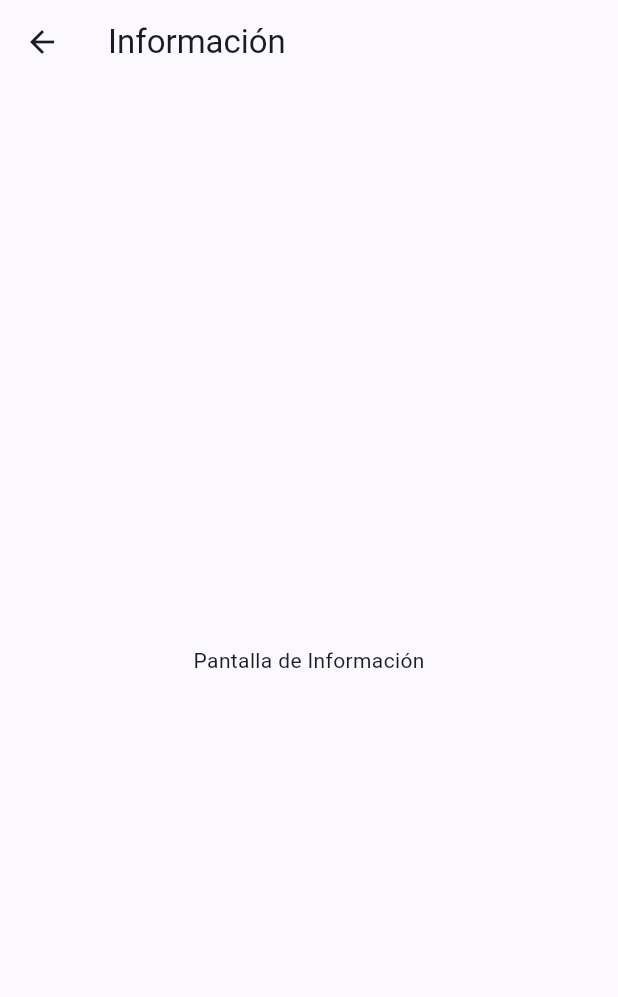
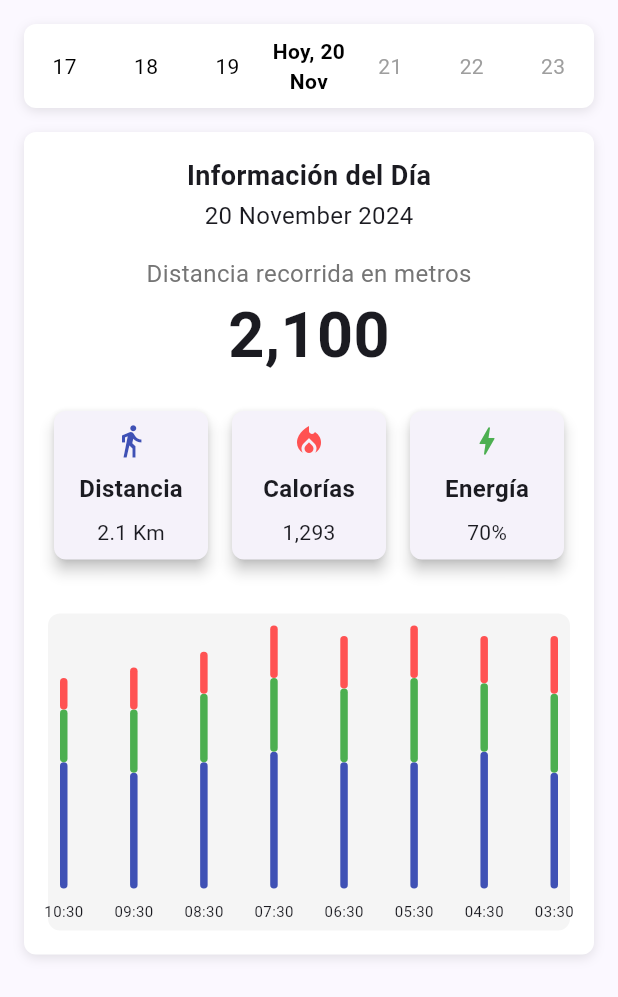
Before and after one commit to Brdly777/byke_energy_app, a Flutter app: the InformationScreen screen opened directly, on a phone screen of 412 x 824 dp. Shown: the top 997 px of the screen. Run offline on Flutter 3.47's test engine with Material 3 defaults, Android fonts, the phone set to English and light mode, and no system bars; drawn by our look-alikes of fl_chart; our stand-ins replace font_awesome_flutter.

Commit message:
Pantalla info agregada

```diff
--- a/lib/screens/home_screen.dart
+++ b/lib/screens/home_screen.dart
@@ -18,7 +18,6 @@ class HomeScreen extends StatefulWidget {
 class _HomeScreenState extends State<HomeScreen> {
   int _selectedIndex = 0; // Controla la pantalla actual
   final List<Widget> _pages = [
-    // Lista de pantallas
     const HomeDashboard(),
     const InformationScreen(),
     const StatisticsScreen(),
@@ -28,6 +27,20 @@ class _HomeScreenState extends State<HomeScreen> {
   Widget build(BuildContext context) {
     return Scaffold(
       appBar: AppBar(
+        leading: Builder(
+          builder: (BuildContext context) {
+            return IconButton(
+              icon: const Icon(
+                Icons.menu_rounded,
+                size: 32,
+              ),
+              color: Colors.black,
+              onPressed: () {
+                Scaffold.of(context).openDrawer(); // Abre el Drawer
+              },
+            );
+          },
+        ),
         title: const Text(
           'Byke Energy',
           style: TextStyle(fontWeight: FontWeight.bold),
@@ -35,9 +48,11 @@ class _HomeScreenState extends State<HomeScreen> {
         centerTitle: true,
         actions: [
           IconButton(
-            icon: const FaIcon(FontAwesomeIcons.bell),
+            icon: const FaIcon(
+              FontAwesomeIcons.bell,
+              size: 28,
+            ),
             color: Colors.black,
-            iconSize: 22,
             onPressed: () {
               ScaffoldMessenger.of(context).showSnackBar(
                 const SnackBar(content: Text('Notificaciones')),
@@ -139,7 +154,7 @@ class HomeDashboard extends StatelessWidget {
                 ),
                 // Columna 2: Gráfico de línea
                 Expanded(
-                  child: Container(
+                  child: SizedBox(
                     height: 250, // Ajusta la altura según sea necesario
                     child: ChartCard(
                       icon: chartData[1]['icon'],
@@ -187,7 +202,7 @@ class HomeDashboard extends StatelessWidget {
                           subtitle21: chartData[3]['subtitle2'],
                         ),
                       ),
-                      Container(
+                      SizedBox(
                         height: 140,
                         child: InfoCard(
                           icon1: chartData[4]['icon'],
--- a/lib/screens/information_screen.dart
+++ b/lib/screens/information_screen.dart
@@ -1,16 +1,38 @@
 import 'package:flutter/material.dart';
+import '../widgets/week_day_selector.dart';
+import '../widgets/day_information_card.dart';
 
-class InformationScreen extends StatelessWidget {
+class InformationScreen extends StatefulWidget {
   const InformationScreen({Key? key}) : super(key: key);
+
+  @override
+  _InformationScreenState createState() => _InformationScreenState();
+}
+
+class _InformationScreenState extends State<InformationScreen> {
+  DateTime selectedDate = DateTime.now();
 
   @override
   Widget build(BuildContext context) {
     return Scaffold(
-      appBar: AppBar(
-        title: const Text('Información'),
-      ),
-      body: const Center(
-        child: Text('Pantalla de Información'),
+      body: Padding(
+        padding: const EdgeInsets.symmetric(horizontal: 16.0),
+        child: Column(
+          children: [
+            const SizedBox(height: 16),
+            WeekDaySelector(
+              today: DateTime.now(),
+              onDateSelected: (date) {
+                setState(() {
+                  selectedDate = date;
+                });
+              },
+            ),
+            const SizedBox(height: 16),
+            DayInformationCard(selectedDate: selectedDate),
+            const Spacer(),
+          ],
+        ),
       ),
     );
   }
--- a/lib/utils/chart_builders.dart
+++ b/lib/utils/chart_builders.dart
@@ -23,10 +23,14 @@ class ChartBuilders {
   static Widget buildLineChart() {
     return LineChart(
       LineChartData(
-        gridData: FlGridData(show: true),
+        gridData: const FlGridData(show: true),
         lineBarsData: [
           LineChartBarData(
-            spots: [FlSpot(0, 1), FlSpot(1, 1.5), FlSpot(2, 1.4)],
+            spots: [
+              const FlSpot(0, 1),
+              const FlSpot(1, 1.5),
+              const FlSpot(2, 1.4)
+            ],
           ),
         ],
       ),
--- a/lib/widgets/custom_drawer.dart
+++ b/lib/widgets/custom_drawer.dart
@@ -1,4 +1,6 @@
 import 'package:flutter/material.dart';
+import 'package:flutter/services.dart';
+import '../screens/home_screen.dart';
 
 class CustomDrawer extends StatelessWidget {
   const CustomDrawer({Key? key}) : super(key: key);
@@ -12,31 +14,88 @@ class CustomDrawer extends StatelessWidget {
           // Encabezado con el botón X
           DrawerHeader(
             decoration: const BoxDecoration(
-              color: Colors.white, // Fondo blanco
+              color: Colors.indigo,
             ),
-            child: Row(
-              mainAxisAlignment: MainAxisAlignment.spaceBetween,
+            child: Stack(
               children: [
-                const SizedBox(), // Para no agregar texto en el encabezado
-                IconButton(
-                  icon: const Icon(Icons.close, color: Colors.black),
-                  onPressed: () {
-                    Navigator.pop(context); // Cierra el Drawer
-                  },
+                const Align(
+                  alignment: Alignment.center,
+                  child: Text(
+                    'Byke Energy',
+                    style: TextStyle(
+                      color: Colors.white,
+                      fontSize: 27,
+                      fontWeight: FontWeight.bold,
+                    ),
+                  ),
+                ),
+                Align(
+                  alignment: Alignment.centerLeft,
+                  child: IconButton(
+                    icon: const Icon(
+                      Icons.close,
+                      color: Colors.white,
+                      size: 37,
+                    ),
+                    onPressed: () {
+                      Navigator.pop(context); // Cierra el Drawer
+                    },
+                  ),
                 ),
               ],
             ),
           ),
+
           // Elementos del menú
           ListTile(
-            leading: const Icon(Icons.home),
+            leading: const Icon(
+              Icons.widgets_rounded,
+              color: Colors.black,
+              size: 32,
+            ),
             title: const Text('Inicio'),
-            onTap: () {},
+            onTap: () {
+              // Redirige a la pantalla inicial
+              Navigator.pop(context); // Cierra el Drawer
+              Navigator.of(context).pushAndRemoveUntil(
+                MaterialPageRoute(builder: (context) => const HomeScreen()),
+                (route) => false, // Elimina todas las rutas anteriores
+              );
+            },
           ),
           ListTile(
-            leading: const Icon(Icons.settings),
+            leading: const Icon(
+              Icons.supervised_user_circle_rounded,
+              color: Colors.black,
+              size: 32,
+            ),
+            title: const Text('Tu información'),
+            onTap: () {
+              // Lógica personalizada aquí
+            },
+          ),
+          ListTile(
+            leading: const Icon(
+              Icons.settings,
+              color: Colors.black,
+              size: 32,
+            ),
             title: const Text('Configuración'),
-            onTap: () {},
+            onTap: () {
+              // Lógica personalizada aquí
+            },
+          ),
+          ListTile(
+            leading: const Icon(
+              Icons.exit_to_app_rounded,
+              color: Colors.black,
+              size: 32,
+            ),
+            title: const Text('Salir de la aplicación'),
+            onTap: () {
+              // Cierra la aplicación
+              SystemNavigator.pop(); // Sale completamente de la app
+            },
           ),
         ],
       ),
--- /dev/null
+++ b/lib/widgets/day_information_card.dart
@@ -0,0 +1,311 @@
+import 'package:flutter/material.dart';
+import 'package:intl/intl.dart';
+import 'package:fl_chart/fl_chart.dart';
+
+class DayInformationCard extends StatelessWidget {
+  final DateTime selectedDate;
+
+  DayInformationCard({
+    super.key,
+    required this.selectedDate,
+  });
+
+  // Definimos los colores actualizados para las métricas
+  final Color distanceColor = Color(0xFF3F51B5); // Color índigo para distancia
+  final Color energyColor = Color(0xFF4CAF50); // Color verde para energía
+  final Color caloriesColor = Color(0xFFFF5252); // Color rojo para calorías
+  final double betweenSpace = 0.2;
+
+  // Método para generar datos para las barras del gráfico
+  BarChartGroupData generateGroupData(
+    int x,
+    double distance,
+    double energy,
+    double calories,
+  ) {
+    return BarChartGroupData(
+      x: x,
+      groupVertically: true,
+      barRods: [
+        BarChartRodData(
+          fromY: 0,
+          toY: distance,
+          color: distanceColor,
+          width: 5,
+        ),
+        BarChartRodData(
+          fromY: distance + betweenSpace,
+          toY: distance + betweenSpace + energy,
+          color: energyColor,
+          width: 5,
+        ),
+        BarChartRodData(
+          fromY: distance + betweenSpace + energy + betweenSpace,
+          toY: distance + betweenSpace + energy + betweenSpace + calories,
+          color: caloriesColor,
+          width: 5,
+        ),
+      ],
+    );
+  }
+
+  // Método para obtener las últimas 8 horas
+  List<String> getLast8Hours() {
+    final List<String> hours = [];
+    DateTime currentTime = DateTime.now();
+    for (int i = 7; i >= 0; i--) {
+      DateTime hour = currentTime.subtract(Duration(hours: i));
+      String formattedHour = DateFormat('HH:mm').format(hour);
+      hours.add(formattedHour);
+    }
+    return hours.reversed
+        .toList(); // Revertimos para que las horas estén en orden ascendente
+  }
+
+  // Títulos del eje inferior
+  Widget bottomTitles(double value, TitleMeta meta) {
+    const style = TextStyle(fontSize: 10);
+    List<String> hours = getLast8Hours(); // Obtenemos las horas dinámicamente
+    String text = hours[value.toInt()];
+    return SideTitleWidget(
+      axisSide: meta.axisSide,
+      child: Text(text, style: style),
+    );
+  }
+
+  // Ejemplo de datos de actividad para las últimas 8 horas
+  List<List<double>> getActivityData() {
+    // Datos de ejemplo para las 8 últimas horas:
+    // [distancia, energía, calorías]
+    return [
+      [1200, 500, 300], // 00:00
+      [1100, 600, 400], // 01:00
+      [1200, 650, 400], // 02:00
+      [1300, 700, 500], // 03:00
+      [1200, 700, 500], // 04:00
+      [1200, 800, 500], // 05:00
+      [1300, 650, 450], // 06:00
+      [1100, 750, 550], // 07:00
+    ];
+  }
+
+  @override
+  Widget build(BuildContext context) {
+    return LayoutBuilder(
+      builder: (context, constraints) {
+        final double maxWidth = constraints.maxWidth;
+        List<List<double>> activityData = getActivityData();
+
+        return Container(
+          width: maxWidth,
+          decoration: BoxDecoration(
+            color: Colors.white,
+            borderRadius: BorderRadius.circular(8.0),
+            boxShadow: [
+              BoxShadow(
+                color: Colors.black.withOpacity(0.1),
+                blurRadius: 6.0,
+                offset: const Offset(0, 2),
+              ),
+            ],
+          ),
+          child: Padding(
+            padding: const EdgeInsets.all(16.0),
+            child: Column(
+              children: [
+                const Text(
+                  'Información del Día',
+                  style: TextStyle(
+                    fontSize: 18,
+                    fontWeight: FontWeight.bold,
+                  ),
+                ),
+                const SizedBox(height: 2),
+                Text(
+                  DateFormat(
+                          '${DateFormat('d').format(selectedDate)} MMMM yyyy')
+                      .format(selectedDate),
+                  style: const TextStyle(fontSize: 16),
+                ),
+                const SizedBox(height: 16),
+                Text(
+                  'Distancia recorrida en metros',
+                  style: TextStyle(fontSize: 16, color: Colors.grey[600]),
+                ),
+                const Text(
+                  '2,100',
+                  style: TextStyle(
+                    fontSize: 42,
+                    fontWeight: FontWeight.bold,
+                  ),
+                ),
+                const SizedBox(height: 16),
+
+                // Fila de tres tarjetas
+                Row(
+                  mainAxisAlignment: MainAxisAlignment.spaceBetween,
+                  children: [
+                    // Primer tarjeta: Distancia
+                    Expanded(
+                      child: Card(
+                        elevation: 4.0,
+                        shape: RoundedRectangleBorder(
+                          borderRadius: BorderRadius.circular(8.0),
+                        ),
+                        child: Padding(
+                          padding: const EdgeInsets.all(8.0),
+                          child: Column(
+                            mainAxisAlignment: MainAxisAlignment.center,
+                            children: [
+                              Icon(
+                                Icons.directions_walk,
+                                color: distanceColor,
+                                size: 24.0,
+                              ),
+                              const SizedBox(height: 8),
+                              Text(
+                                'Distancia',
+                                style: TextStyle(
+                                  fontSize: 16,
+                                  fontWeight: FontWeight.bold,
+                                ),
+                              ),
+                              const SizedBox(height: 8),
+                              Text(
+                                '2.1 Km',
+                                style: TextStyle(fontSize: 14),
+                              ),
+                            ],
+                          ),
+                        ),
+                      ),
+                    ),
+
+                    const SizedBox(width: 8),
+
+                    // Segunda tarjeta: Calorías
+                    Expanded(
+                      child: Card(
+                        elevation: 4.0,
+                        shape: RoundedRectangleBorder(
+                          borderRadius: BorderRadius.circular(8.0),
+                        ),
+                        child: Padding(
+                          padding: const EdgeInsets.all(8.0),
+                          child: Column(
+                            mainAxisAlignment: MainAxisAlignment.center,
+                            children: [
+                              Icon(
+                                Icons.local_fire_department,
+                                color: caloriesColor,
+                                size: 24.0,
+                              ),
+                              const SizedBox(height: 8),
+                              Text(
+                                'Calorías',
+                                style: TextStyle(
+                                  fontSize: 16,
+                                  fontWeight: FontWeight.bold,
+                                ),
+                              ),
+                              const SizedBox(height: 8),
+                              Text(
+                                '1,293',
+                                style: TextStyle(fontSize: 14),
+                              ),
+                            ],
+                          ),
+                        ),
+                      ),
+                    ),
+
+                    const SizedBox(width: 8),
+
+                    // Tercer tarjeta: Energía
+                    Expanded(
+                      child: Card(
+                        elevation: 4.0,
+                        shape: RoundedRectangleBorder(
+                          borderRadius: BorderRadius.circular(8.0),
+                        ),
+                        child: Padding(
+                          padding: const EdgeInsets.all(8.0),
+                          child: Column(
+                            mainAxisAlignment: MainAxisAlignment.center,
+                            children: [
+                              Icon(
+                                Icons.bolt,
+                                color: energyColor,
+                                size: 24.0,
+                              ),
+                              const SizedBox(height: 8),
+                              Text(
+                                'Energía',
+                                style: TextStyle(
+                                  fontSize: 16,
+                                  fontWeight: FontWeight.bold,
+                                ),
+                              ),
+                              const SizedBox(height: 8),
+                              Text(
+                                '70%',
+                                style: TextStyle(fontSize: 14),
+                              ),
+                            ],
+                          ),
+                        ),
+                      ),
+                    ),
+                  ],
+                ),
+                const SizedBox(height: 32),
+
+                // Caja que contiene el gráfico
+                Container(
+                  padding: const EdgeInsets.all(8.0),
+                  decoration: BoxDecoration(
+                    borderRadius: BorderRadius.circular(8.0),
+                    color: Colors.grey[100],
+                  ),
+                  child: AspectRatio(
+                    aspectRatio: 1.7,
+                    child: BarChart(
+                      BarChartData(
+                        alignment: BarChartAlignment.spaceBetween,
+                        titlesData: FlTitlesData(
+                          leftTitles: const AxisTitles(),
+                          rightTitles: const AxisTitles(),
+                          topTitles: const AxisTitles(),
+                          bottomTitles: AxisTitles(
+                            sideTitles: SideTitles(
+                              showTitles: true,
+                              getTitlesWidget: bottomTitles,
+                              reservedSize: 20,
+                            ),
+                          ),
+                        ),
+                        barTouchData: BarTouchData(enabled: false),
+                        borderData: FlBorderData(show: false),
+                        gridData: const FlGridData(show: false),
+                        barGroups: List.generate(8, (index) {
+                          return generateGroupData(
+                            index,
+                            activityData[index][0], // Distancia
+                            activityData[index][1], // Energía
+                            activityData[index][2], // Calorías
+                          );
+                        }),
+                        maxY:
+                            2500, // Establecemos el máximo en Y para que el gráfico sea visible
+                      ),
+                    ),
+                  ),
+                ),
+              ],
+            ),
+          ),
+        );
+      },
+    );
+  }
+}
--- /dev/null
+++ b/lib/widgets/week_day_selector.dart
@@ -0,0 +1,92 @@
+import 'package:flutter/material.dart';
+import 'package:intl/intl.dart';
+
+class WeekDaySelector extends StatelessWidget {
+  final DateTime today;
+  final ValueChanged<DateTime> onDateSelected;
+
+  const WeekDaySelector({
+    Key? key,
+    required this.today,
+    required this.onDateSelected,
+  }) : super(key: key);
+
+  @override
+  Widget build(BuildContext context) {
+    final List<String> weekDays = [
+      'Lunes',
+      'Martes',
+      'Miércoles',
+      'Jueves',
+      'Viernes',
+      'Sábado',
+      'Domingo',
+    ];
+
+    final int currentDayIndex = today.weekday - 1; // Lunes es 0, Domingo es 6
+    final List<String> orderedWeekDays = [
+      ...weekDays.sublist(currentDayIndex),
+      ...weekDays.sublist(0, currentDayIndex),
+    ];
+
+    final List<DateTime> weekDates = List.generate(
+      7,
+      (index) => today.add(Duration(days: index - 3)), // 3 días antes y después
+    );
+
+    return Container(
+      decoration: BoxDecoration(
+        color: Colors.white,
+        borderRadius: BorderRadius.circular(8.0),
+        boxShadow: [
+          BoxShadow(
+            color: Colors.black.withOpacity(0.1),
+            blurRadius: 6.0,
+            offset: const Offset(0, 2),
+          ),
+        ],
+      ),
+      child: Row(
+        children: List.generate(7, (index) {
+          final DateTime date = weekDates[index];
+          final bool isToday = index == 3; // Día actual al centro
+          final bool isFuture = date.isAfter(today);
+
+          String formattedDate = DateFormat('d').format(date);
+
+          if (isToday) {
+            final String monthAbbr = DateFormat('MMM').format(date);
+            formattedDate = 'Hoy, $formattedDate $monthAbbr';
+          }
+
+          return Expanded(
+            child: GestureDetector(
+              onTap: isFuture
+                  ? null
+                  : () {
+                      onDateSelected(date);
+                    },
+              child: Container(
+                alignment: Alignment.center,
+                padding: const EdgeInsets.symmetric(vertical: 8.0),
+                child: Text(
+                  formattedDate,
+                  style: TextStyle(
+                    fontSize: 14,
+                    color: isFuture
+                        ? Colors.grey
+                        : Colors.black, // Días futuros en gris
+                    fontWeight: isToday
+                        ? FontWeight.bold
+                        : FontWeight.normal, // Destacar el día actual
+                  ),
+                  textAlign: TextAlign.center,
+                ),
+              ),
+            ),
+          );
+        }),
+      ),
+    );
+  }
+}
--- a/pubspec.yaml
+++ b/pubspec.yaml
@@ -37,6 +37,7 @@ dependencies:
   cupertino_icons: ^1.0.6
   fl_chart: ^0.69.0
   font_awesome_flutter: ^10.8.0
+  intl: ^0.20.0
 
 dev_dependencies:
   flutter_test:
```
Also changed, not shown: pubspec.lock.
